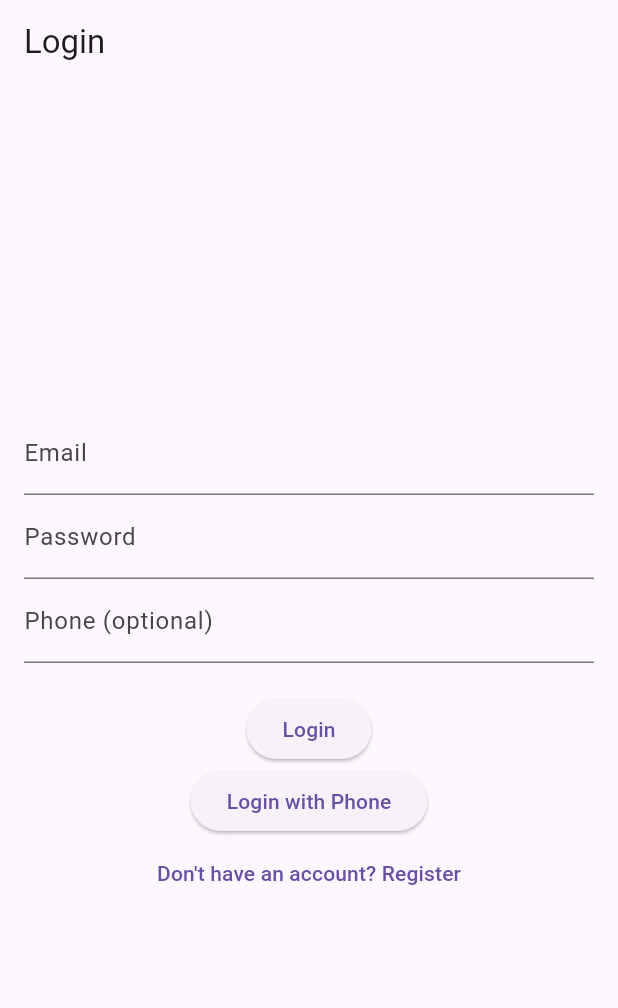
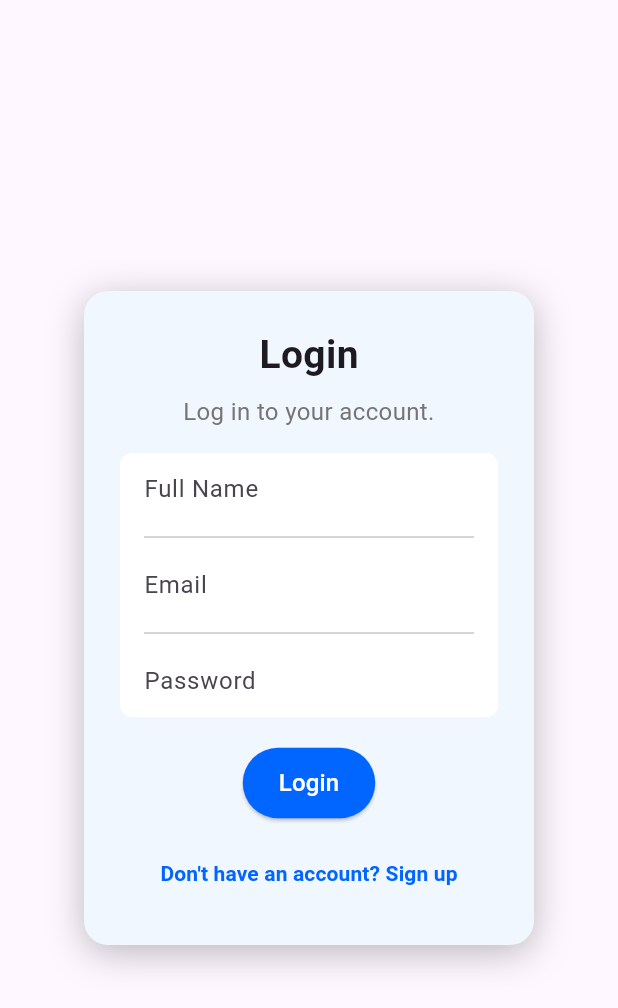
Before and after one commit to Vlxdi/community_impact_tracker, a Flutter app: the screen it shows after launch, on a phone screen of 412 x 824 dp. Shown: the top 1008 px of the screen. Run offline on Flutter 3.47's test engine with Material 3 defaults, Android fonts, the light colour scheme and no system bars; our stand-ins replace firebase_auth, firebase_core, image_picker; accounts and stored records are empty.

Commit message:
Fixed login navigation

```diff
--- a/lib/login.dart
+++ b/lib/login.dart
@@ -1,6 +1,6 @@
 import 'package:flutter/material.dart';
 import 'package:firebase_auth/firebase_auth.dart';
-import 'profile.dart';
+import 'main.dart';
 
 class LoginPage extends StatefulWidget {
   @override
@@ -19,14 +19,19 @@ class _LoginPageState extends State<LoginPage> {
     try {
       await _auth.createUserWithEmailAndPassword(
           email: _email, password: _password);
+      if (mounted) {
         Navigator.pushReplacement(
           context,
-        MaterialPageRoute(builder: (context) => ProfilePage()),
+          MaterialPageRoute(builder: (context) => MainPage(initialIndex: 3)),
         );
+      }
     } catch (e) {
       print(e);
-      ScaffoldMessenger.of(context)
-          .showSnackBar(SnackBar(content: Text('Registration failed')));
+      if (mounted) {
+        ScaffoldMessenger.of(context).showSnackBar(
+          SnackBar(content: Text('Registration failed')),
+        );
+      }
     }
   }
 
@@ -34,68 +39,133 @@ class _LoginPageState extends State<LoginPage> {
     try {
       await _auth.signInWithEmailAndPassword(
           email: _email, password: _password);
+      if (mounted) {
         Navigator.pushReplacement(
           context,
-        MaterialPageRoute(builder: (context) => ProfilePage()),
+          MaterialPageRoute(builder: (context) => MainPage(initialIndex: 3)),
         );
+      }
     } catch (e) {
       print(e);
-      ScaffoldMessenger.of(context)
-          .showSnackBar(SnackBar(content: Text('Login failed')));
+      if (mounted) {
+        ScaffoldMessenger.of(context).showSnackBar(
+          SnackBar(
+              content: Text(
+                  'Login failed, check if your email and password are valid')),
+        );
+      }
     }
   }
 
-  void _loginWithPhone() async {
-    try {
-      await _auth.verifyPhoneNumber(
-        phoneNumber: _phone,
-        verificationCompleted: (PhoneAuthCredential credential) async {
-          await _auth.signInWithCredential(credential);
-          Navigator.pushReplacement(
-            context,
-            MaterialPageRoute(builder: (context) => ProfilePage()),
-          );
-        },
-        verificationFailed: (FirebaseAuthException e) {
-          print(e);
-          ScaffoldMessenger.of(context).showSnackBar(
-              SnackBar(content: Text('Phone verification failed')));
-        },
-        codeSent: (String verificationId, int? resendToken) {
-          setState(() {
-            _verificationId = verificationId;
-          });
-          ScaffoldMessenger.of(context)
-              .showSnackBar(SnackBar(content: Text('Code sent')));
-        },
-        codeAutoRetrievalTimeout: (String verificationId) {},
-      );
-    } catch (e) {
-      print(e);
-      ScaffoldMessenger.of(context)
-          .showSnackBar(SnackBar(content: Text('Phone login failed')));
-    }
-  }
+  // Uncomment and adjust this function if using phone authentication in the future
+  // void _loginWithPhone() async {
+  //   try {
+  //     await _auth.verifyPhoneNumber(
+  //       phoneNumber: _phone,
+  //       verificationCompleted: (PhoneAuthCredential credential) async {
+  //         await _auth.signInWithCredential(credential);
+  //         if (mounted) {
+  //           Navigator.pushReplacement(
+  //             context,
+  //             MaterialPageRoute(builder: (context) => MainPage(initialIndex: 3)),
+  //           );
+  //         }
+  //       },
+  //       verificationFailed: (FirebaseAuthException e) {
+  //         print(e);
+  //         if (mounted) {
+  //           ScaffoldMessenger.of(context).showSnackBar(
+  //               SnackBar(content: Text('Phone verification failed')));
+  //         }
+  //       },
+  //       codeSent: (String verificationId, int? resendToken) {
+  //         setState(() {
+  //           _verificationId = verificationId;
+  //         });
+  //         ScaffoldMessenger.of(context)
+  //             .showSnackBar(SnackBar(content: Text('Code sent')));
+  //       },
+  //       codeAutoRetrievalTimeout: (String verificationId) {},
+  //     );
+  //   } catch (e) {
+  //     print(e);
+  //     ScaffoldMessenger.of(context)
+  //         .showSnackBar(SnackBar(content: Text('Phone login failed')));
+  //   }
+  // }
 
   @override
   Widget build(BuildContext context) {
     return Scaffold(
-      appBar: AppBar(title: Text(_isRegistering ? 'Register' : 'Login')),
-      body: Padding(
-        padding: const EdgeInsets.all(16.0),
+      body: Center(
+        child: Container(
+          width: 300,
+          decoration: BoxDecoration(
+            color: Color(0xFFF1F7FE),
+            borderRadius: BorderRadius.circular(16),
+            boxShadow: [
+              BoxShadow(
+                color: Colors.black26,
+                blurRadius: 20,
+                offset: Offset(0, 5),
+              ),
+            ],
+          ),
+          padding: EdgeInsets.all(24),
           child: Column(
-          mainAxisAlignment: MainAxisAlignment.center,
+            mainAxisSize: MainAxisSize.min,
+            crossAxisAlignment: CrossAxisAlignment.center,
+            children: [
+              Text(
+                _isRegistering ? 'Sign up' : 'Login',
+                style: TextStyle(fontSize: 26, fontWeight: FontWeight.bold),
+              ),
+              SizedBox(height: 8),
+              Text(
+                _isRegistering
+                    ? 'Create a free account with your email.'
+                    : 'Log in to your account.',
+                style: TextStyle(fontSize: 16, color: Colors.grey[600]),
+                textAlign: TextAlign.center,
+              ),
+              SizedBox(height: 16),
+              Container(
+                padding: EdgeInsets.symmetric(horizontal: 16),
+                decoration: BoxDecoration(
+                  color: Colors.white,
+                  borderRadius: BorderRadius.circular(8),
+                ),
+                child: Column(
                   children: [
                     TextField(
-              decoration: InputDecoration(labelText: 'Email'),
+                      decoration: InputDecoration(
+                        hintText: 'Full Name',
+                        border: InputBorder.none,
+                      ),
                       onChanged: (value) {
                         setState(() {
                           _email = value;
                         });
                       },
                     ),
+                    Divider(),
                     TextField(
-              decoration: InputDecoration(labelText: 'Password'),
+                      decoration: InputDecoration(
+                        hintText: 'Email',
+                        border: InputBorder.none,
+                      ),
+                      onChanged: (value) {
+                        setState(() {
+                          _email = value;
+                        });
+                      },
+                    ),
+                    Divider(),
+                    TextField(
+                      decoration: InputDecoration(
+                        hintText: 'Password',
+                        border: InputBorder.none,
+                      ),
                       obscureText: true,
                       onChanged: (value) {
                         setState(() {
@@ -103,34 +173,43 @@ class _LoginPageState extends State<LoginPage> {
                         });
                       },
                     ),
-            TextField(
-              decoration: InputDecoration(labelText: 'Phone (optional)'),
-              onChanged: (value) {
-                setState(() {
-                  _phone = value;
-                });
-              },
+                  ],
+                ),
               ),
               SizedBox(height: 20),
               ElevatedButton(
                 onPressed: _isRegistering ? _register : _login,
-              child: Text(_isRegistering ? 'Register' : 'Login'),
+                style: ElevatedButton.styleFrom(
+                  backgroundColor: Color(0xFF0066FF),
+                  shape: RoundedRectangleBorder(
+                    borderRadius: BorderRadius.circular(24),
                   ),
-            ElevatedButton(
-              onPressed: _loginWithPhone,
-              child: Text('Login with Phone'),
+                  padding: EdgeInsets.symmetric(vertical: 12, horizontal: 24),
                 ),
+                child: Text(
+                  _isRegistering ? 'Sign up' : 'Login',
+                  style: TextStyle(fontSize: 16, color: Colors.white),
+                ),
+              ),
+              SizedBox(height: 12),
               TextButton(
                 onPressed: () {
                   setState(() {
                     _isRegistering = !_isRegistering;
                   });
                 },
-              child: Text(_isRegistering
-                  ? 'Already have an account? Login'
-                  : 'Don\'t have an account? Register'),
+                child: Text(
+                  _isRegistering
+                      ? 'Already have an account? Log in'
+                      : 'Don\'t have an account? Sign up',
+                  style: TextStyle(
+                    color: Color(0xFF0066FF),
+                    fontWeight: FontWeight.bold,
+                  ),
+                ),
               ),
             ],
+          ),
         ),
       ),
     );
```
Also changed, not shown: lib/main.dart (+15 -5 lines), lib/profile.dart (+26 -34 lines), lib/settings.dart (added, +75 -0 lines). Lines whose indentation alone changed are shown as unchanged.
